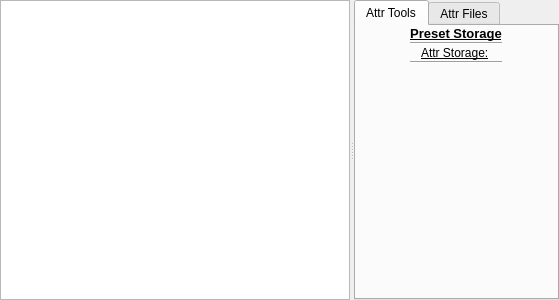
This is tools/maya/cloth/clothEditor/ui/wgAttr.ui in snaress/studio as Qt 5 draws it before an edit. The edited form follows.
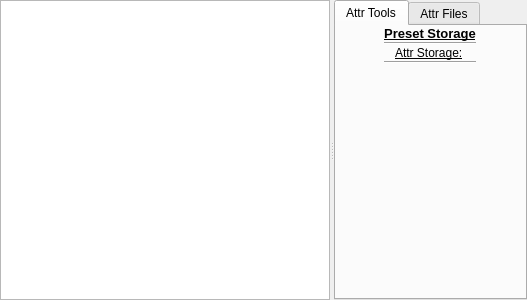
This is the edited form.

Patch:
```diff
--- a/tools/maya/cloth/clothEditor/ui/wgAttr.ui
+++ b/tools/maya/cloth/clothEditor/ui/wgAttr.ui
@@ -6,7 +6,7 @@
    <rect>
     <x>0</x>
     <y>0</y>
-    <width>559</width>
+    <width>527</width>
     <height>300</height>
    </rect>
   </property>
@@ -30,6 +30,9 @@
        <property name="spacing">
         <number>0</number>
        </property>
+       <property name="bottomMargin">
+        <number>0</number>
+       </property>
        <item>
         <widget class="QTreeWidget" name="twPreset">
          <property name="maximumSize">
```
